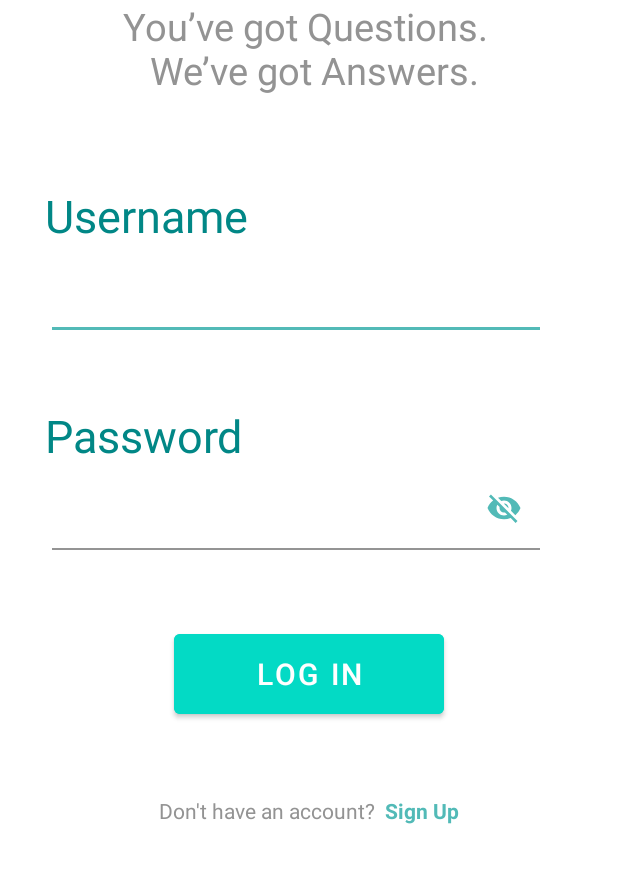
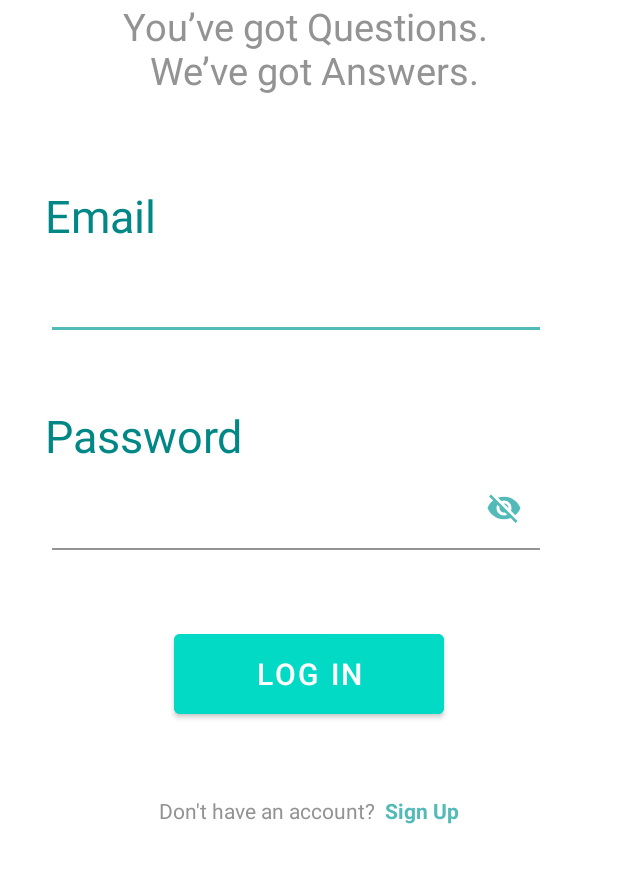
Before and after one commit to michaelchen27/UseIt, an Android app: the screen it shows after launch (SignInActivity), after a tap on "SIGN IN", on a phone screen of 412 x 824 dp, the part 339-1222 px from its top. Run offline under Robolectric (Android 15) with nearby library versions, the phone set to English and light mode, and no system bars; our stand-ins replace Firebase (no records; nobody signed in at launch, a user with empty details on screens opened directly).

Commit message:
login with firebase auth

```diff
--- a/app/build.gradle
+++ b/app/build.gradle
@@ -1,5 +1,6 @@
 plugins {
     id 'com.android.application'
+    id 'com.google.gms.google-services'
 }
 
 android {
@@ -33,6 +34,9 @@ dependencies {
     implementation 'androidx.appcompat:appcompat:1.2.0'
     implementation 'com.google.android.material:material:1.3.0'
     implementation 'androidx.constraintlayout:constraintlayout:2.0.4'
+    implementation platform('com.google.firebase:firebase-bom:26.8.0')
+    implementation 'com.google.firebase:firebase-analytics'
+    implementation 'com.google.firebase:firebase-auth:19.3.1'
     testImplementation 'junit:junit:4.+'
     androidTestImplementation 'androidx.test.ext:junit:1.1.2'
     androidTestImplementation 'androidx.test.espresso:espresso-core:3.3.0'
--- a/app/src/main/AndroidManifest.xml
+++ b/app/src/main/AndroidManifest.xml
@@ -1,6 +1,8 @@
 <?xml version="1.0" encoding="utf-8"?>
 <manifest xmlns:android="http://schemas.android.com/apk/res/android"
     package="umn.useit">
+
+    <uses-permission android:name="android.permission.INTERNET"/>
 
     <application
         android:allowBackup="true"
@@ -19,6 +21,7 @@
                 <category android:name="android.intent.category.LAUNCHER" />
             </intent-filter>
         </activity>
+        <activity android:name=".HomeActivity" />
     </application>
 
 </manifest>
--- a/app/src/main/java/umn/useit/MainActivity.java
+++ b/app/src/main/java/umn/useit/MainActivity.java
@@ -3,6 +3,7 @@ package umn.useit;
 import androidx.appcompat.app.AppCompatActivity;
 import androidx.viewpager.widget.ViewPager;
 
+import android.app.Activity;
 import android.content.Intent;
 import android.os.Bundle;
 import android.text.Html;
@@ -17,11 +18,14 @@ public class MainActivity extends AppCompatActivity {
     private LinearLayout mDotLayout;
     private SliderAdapter sliderAdapter;
     private TextView[] mDots;
+    public static Activity fa_main;
+
 
     @Override
     protected void onCreate(Bundle savedInstanceState) {
         super.onCreate(savedInstanceState);
         setContentView(R.layout.activity_main);
+        fa_main = this;
 
         Button btn_sign_in = (Button) findViewById(R.id.btn_sign_in);
         Button btn_sign_up = (Button) findViewById(R.id.btn_sign_up);
@@ -33,14 +37,12 @@ public class MainActivity extends AppCompatActivity {
         mSlideViewPager.setAdapter(sliderAdapter);
 
 
-
         btn_sign_in.setOnClickListener(new View.OnClickListener() { // SIGN IN Button Click
             @Override
             public void onClick(View v) {
                 startActivity(new Intent(MainActivity.this, SignInActivity.class));
             }
         });
-
 
         btn_sign_up.setOnClickListener(new View.OnClickListener() { // SIGN UP Button Click
             @Override
--- a/app/src/main/java/umn/useit/SignInActivity.java
+++ b/app/src/main/java/umn/useit/SignInActivity.java
@@ -1,21 +1,34 @@
 package umn.useit;
 
+import androidx.annotation.NonNull;
 import androidx.appcompat.app.AppCompatActivity;
 
 import android.content.Intent;
 import android.os.Bundle;
+import android.text.TextUtils;
 import android.view.MenuItem;
 import android.view.View;
+import android.widget.Button;
 import android.widget.ProgressBar;
 import android.widget.TextView;
+import android.widget.Toast;
 
 import androidx.appcompat.app.AppCompatActivity;
 
+import com.google.android.gms.tasks.OnCompleteListener;
+import com.google.android.gms.tasks.Task;
 import com.google.android.material.textfield.TextInputEditText;
+import com.google.firebase.auth.AuthResult;
+import com.google.firebase.auth.FirebaseAuth;
+import com.google.firebase.auth.FirebaseUser;
 
 import java.util.Objects;
 
 public class SignInActivity extends AppCompatActivity {
+
+    private static final String TAG = "MainActivity";
+    private FirebaseAuth mAuth;
+    private ProgressBar spinner;
 
     @Override
     protected void onCreate(Bundle savedInstanceState) {
@@ -23,13 +36,57 @@ public class SignInActivity extends AppCompatActivity {
         setContentView(R.layout.activity_signin);
 
         TextView signUpDirect = (TextView) findViewById(R.id.sign_up_direct);
+        Button login_button = (Button) findViewById(R.id.login_button);
+        TextInputEditText mEmail = (TextInputEditText) findViewById(R.id.email); //don't forget to change username -> email in XML too
+        TextInputEditText mPassword = (TextInputEditText) findViewById(R.id.password);
+        TextView errormsg = (TextView) findViewById(R.id.errormsg);
 
         // Enable back button on ActionBar
         Objects.requireNonNull(getSupportActionBar()).setDisplayHomeAsUpEnabled(true);
 
         // Spinner for loading Indicator
-        ProgressBar spinner = (ProgressBar)findViewById(R.id.progressBar);
+        spinner = (ProgressBar)findViewById(R.id.progressBar);
         spinner.setVisibility(View.GONE);
+
+        // FirebaseAuth instance init
+        mAuth = FirebaseAuth.getInstance();
+
+        login_button.setOnClickListener(new View.OnClickListener() {
+            @Override
+            public void onClick(View view) {
+                String email = mEmail.getText().toString().trim();
+                String password = mPassword.getText().toString().trim();
+
+                if(TextUtils.isEmpty(email)) {
+                    mEmail.setError("Email is required.");
+                    return;
+                }
+                if(TextUtils.isEmpty(password)) {
+                    mPassword.setError("Password is required.");
+                    return;
+                }
+
+                spinner.setVisibility(View.VISIBLE);
+                //Copy pasta from Firebase Documentation
+                mAuth.signInWithEmailAndPassword(email, password).addOnCompleteListener(SignInActivity.this, new OnCompleteListener<AuthResult>() {
+                    @Override
+                    public void onComplete(@NonNull Task<AuthResult> task) {
+                        if (task.isSuccessful()) {
+                            FirebaseUser user = mAuth.getCurrentUser();
+                            updateUI(user);
+                            finish();
+                            MainActivity.fa_main.finish(); //finish MainActivity so when loggedIn user in HomePage presses back, it quits the app.
+                            startActivity(new Intent(getApplicationContext(), HomeActivity.class));
+                        } else {
+                            spinner.setVisibility(View.GONE);
+                            Toast.makeText(SignInActivity.this, "Authentication failed.", Toast.LENGTH_SHORT).show();
+                            errormsg.setText("Authentication failed");
+                            updateUI(null);
+                        }
+                    } //onComplete()
+                });
+            } //onClick()
+        });
     } //onCreate()
 
     @Override //Back Button
@@ -45,4 +102,7 @@ public class SignInActivity extends AppCompatActivity {
     public void signUpDirect(View view) {
         startActivity(new Intent(this, SignUpActivity.class));
     }
+
+    private void updateUI(FirebaseUser currentUser) { }
+
 }
--- a/app/src/main/java/umn/useit/SplashActivity.java
+++ b/app/src/main/java/umn/useit/SplashActivity.java
@@ -8,20 +8,34 @@ import androidx.appcompat.app.AppCompatActivity;
 import androidx.constraintlayout.widget.ConstraintLayout;
 import androidx.core.content.ContextCompat;
 
+import com.google.firebase.auth.FirebaseAuth;
+import com.google.firebase.auth.FirebaseUser;
+
 import java.util.Objects;
 
 public class SplashActivity extends AppCompatActivity {
+    private FirebaseAuth mAuth;
+
     @Override
     protected void onCreate(Bundle savedInstanceState) {
         super.onCreate(savedInstanceState);
         setContentView(R.layout.activity_splash);
+
+        mAuth = FirebaseAuth.getInstance();
+
         Objects.requireNonNull(getSupportActionBar()).hide();
 
         Runnable r = new Runnable() {
             @Override
             public void run() {
-                Intent intent = new Intent(SplashActivity.this, MainActivity.class);
-                startActivity(intent);
+
+                // Check if user is signed in (non-null) and update UI accordingly.
+                FirebaseUser currentUser = mAuth.getCurrentUser();
+                if(currentUser != null){
+                    startActivity(new Intent(SplashActivity.this, HomeActivity.class));
+                } else {
+                    startActivity(new Intent(SplashActivity.this, MainActivity.class));
+                }
                 finish();
             }
         };
--- a/app/src/main/res/layout/activity_signin.xml
+++ b/app/src/main/res/layout/activity_signin.xml
@@ -39,27 +39,27 @@
         app:layout_constraintLeft_toLeftOf="parent"
         app:layout_constraintRight_toRightOf="parent"
         android:layout_marginTop="20dp"
-        android:textColor="@color/white"/>
+        android:textColor="@color/red"/>
 
     <TextView
-        android:id="@+id/username_label"
+        android:id="@+id/email_label"
         android:layout_width="wrap_content"
         android:layout_height="wrap_content"
         app:layout_constraintLeft_toLeftOf="parent" android:layout_marginStart="30dp"
         app:layout_constraintTop_toBottomOf="@id/errormsg" android:layout_marginTop="20dp"
-        android:text="Username"
+        android:text="Email"
         android:textColor="@color/teal_700"
         android:textSize="30sp"
-        android:labelFor="@id/username"/>
+        android:labelFor="@id/email"/>
 
 
     <com.google.android.material.textfield.TextInputLayout
-        android:id="@+id/username"
+        android:id="@+id/username_layout"
         android:layout_width="325dp"
         android:layout_height="wrap_content"
         app:layout_constraintLeft_toLeftOf="parent"
         app:layout_constraintRight_toRightOf="parent"
-        app:layout_constraintTop_toBottomOf="@id/username_label"
+        app:layout_constraintTop_toBottomOf="@id/email_label"
         android:layout_marginEnd="17dp"
         android:textColor="@color/black"
         android:textSize="20sp"
@@ -67,6 +67,7 @@
         app:boxStrokeColor="@color/teal">
 
         <com.google.android.material.textfield.TextInputEditText
+            android:id="@+id/email"
             android:layout_width="match_parent"
             android:layout_height="wrap_content" />
     </com.google.android.material.textfield.TextInputLayout>
@@ -76,14 +77,14 @@
         android:layout_width="wrap_content"
         android:layout_height="wrap_content"
         app:layout_constraintLeft_toLeftOf="parent" android:layout_marginStart="30dp"
-        app:layout_constraintTop_toBottomOf="@id/username" android:layout_marginTop="50dp"
+        app:layout_constraintTop_toBottomOf="@id/username_layout" android:layout_marginTop="50dp"
         android:text="Password"
         android:textColor="@color/teal_700"
         android:textSize="30sp"
-        android:labelFor="@id/password"/>
+        android:labelFor="@id/password_layout"/>
 
     <com.google.android.material.textfield.TextInputLayout
-        android:id="@+id/password"
+        android:id="@+id/password_layout"
         android:layout_width="325dp"
         android:layout_height="wrap_content"
         app:layout_constraintLeft_toLeftOf="parent"
@@ -99,6 +100,7 @@
         android:inputType="textPassword">
 
         <com.google.android.material.textfield.TextInputEditText
+            android:id="@+id/password"
             android:layout_width="match_parent"
             android:layout_height="wrap_content" />
     </com.google.android.material.textfield.TextInputLayout>
@@ -106,7 +108,7 @@
     <Button android:id="@+id/login_button"
         android:layout_height="65dp" android:layout_width="180dp"
         android:text="LOG IN"
-        app:layout_constraintTop_toBottomOf="@id/password" android:layout_marginTop="50dp"
+        app:layout_constraintTop_toBottomOf="@id/password_layout" android:layout_marginTop="50dp"
         app:layout_constraintLeft_toLeftOf="parent"
         app:layout_constraintRight_toRightOf="parent"
         android:textSize="20sp"
@@ -157,6 +159,6 @@
         app:layout_constraintRight_toRightOf="parent"
         app:layout_constraintTop_toTopOf="parent"
         app:layout_constraintBottom_toBottomOf="parent"
-        android:indeterminateTint="@color/white"/>
+        android:indeterminateTint="@color/teal"/>
 
 </androidx.constraintlayout.widget.ConstraintLayout>
--- a/app/src/main/res/values/colors.xml
+++ b/app/src/main/res/values/colors.xml
@@ -10,5 +10,6 @@
     <color name="teal">#52BAB7</color>
     <color name="light_grey">#939393</color>
     <color name="transparent">#00000000</color>
+    <color name="red">#F00</color>
 
 </resources>
--- a/build.gradle
+++ b/build.gradle
@@ -9,6 +9,7 @@ buildscript {
 
         // NOTE: Do not place your application dependencies here; they belong
         // in the individual module build.gradle files
+        classpath 'com.google.gms:google-services:4.3.5'
     }
 }
 
```
Also changed, not shown: app/src/main/java/umn/useit/HomeActivity.java (added, +34 -0 lines), app/src/main/res/layout/activity_home.xml (added, +20 -0 lines), 1 other file.
